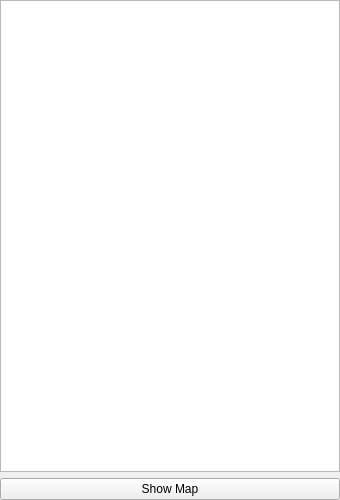
Old version of the form mtpy/gui/SmartMT/ui_asset/station_viewer.ui in the repository MTgeophysics/mtpy.
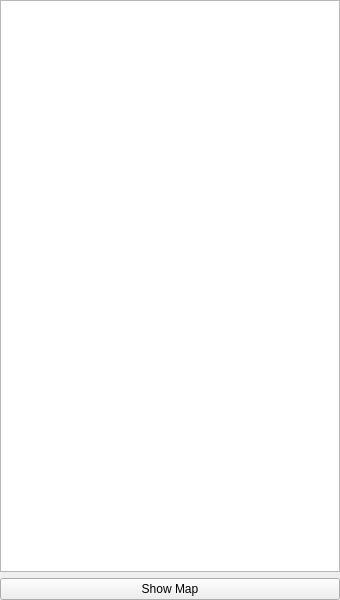
New version of the form.

Diff of the .ui file:
```diff
--- a/mtpy/gui/SmartMT/ui_asset/station_viewer.ui
+++ b/mtpy/gui/SmartMT/ui_asset/station_viewer.ui
@@ -7,7 +7,7 @@
     <x>0</x>
     <y>0</y>
     <width>340</width>
-    <height>500</height>
+    <height>600</height>
    </rect>
   </property>
   <property name="focusPolicy">
```
